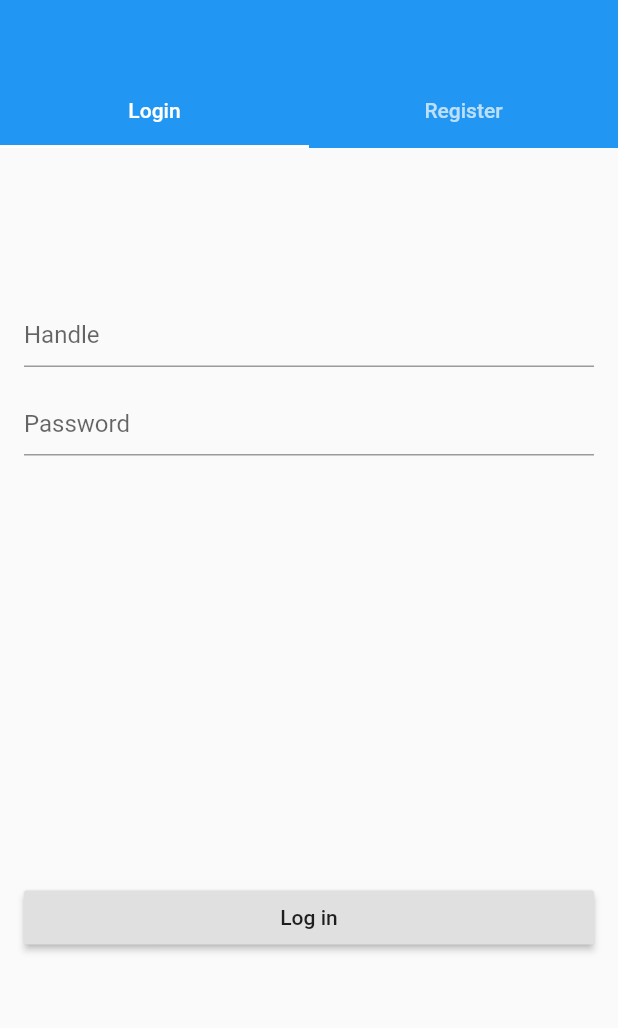
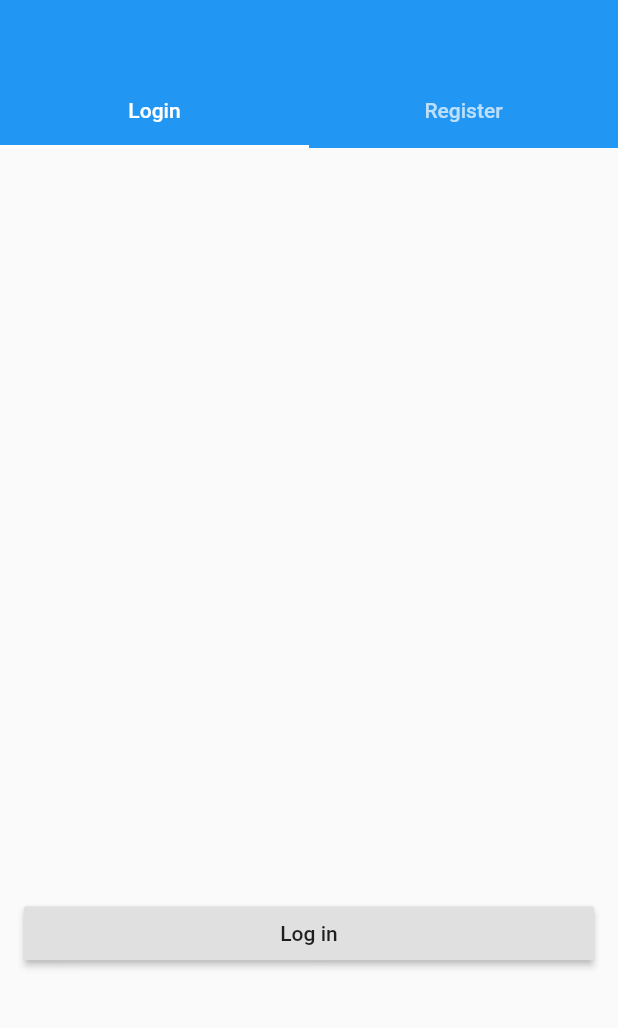
Before and after one commit to josiahsrc/cs340_flutter_tweeter_sample, a Flutter app: the screen it shows after launch, on a phone screen of 412 x 824 dp, the part 152-1180 px from its top. Run offline on Flutter 3.47's test engine with Material 2 defaults, Android fonts, the phone set to English and light mode, and no system bars; our stand-ins replace equatable.

Commit message:
cleaned up some ui

```diff
--- a/lib/model/domain/follow.dart
+++ b/lib/model/domain/follow.dart
@@ -1,6 +1,8 @@
 import 'package:equatable/equatable.dart';
+import 'package:flutter/material.dart';
 import 'package:tweeter/model/model.dart';
 
+@immutable
 class Follow extends Equatable {
   final User follower;
   final User followee;
--- a/lib/view/auth_page/auth_page.dart
+++ b/lib/view/auth_page/auth_page.dart
@@ -1,4 +1,5 @@
 import 'package:flutter/material.dart';
+import 'package:flutter/services.dart';
 
 import 'login.dart';
 import 'register.dart';
@@ -56,6 +57,8 @@ class AuthPage extends StatelessWidget {
 
     return PreferredSize(
       preferredSize: Size.fromHeight(200),
+      child: AnnotatedRegion<SystemUiOverlayStyle>(
+        value: SystemUiOverlayStyle.light,
         child: Material(
           color: theme.primaryColor,
           child: SafeArea(
@@ -65,6 +68,7 @@ class AuthPage extends StatelessWidget {
             ),
           ),
         ),
+      ),
     );
   }
 }
--- a/lib/view/auth_page/login.dart
+++ b/lib/view/auth_page/login.dart
@@ -32,23 +32,9 @@ class _LoginState extends State<Login> implements LoginView {
       );
     }
 
-    final handleTextField = TextFormField(
-      decoration: InputDecoration(
-        labelText: 'Handle',
-        alignLabelWithHint: true,
-      ),
-    );
-
-    final passwordTextField = TextFormField(
-      obscureText: true,
-      decoration: InputDecoration(
-        labelText: 'Password',
-        alignLabelWithHint: true,
-      ),
-    );
-
     final loginButton = RaisedButton(
-      // TODO: use data from the form.
+      // TODO:
+      // Use data from a login form to call the login function.
       onPressed: () => presenter.onLogIn(
         handle: 'johndoe',
         password: 'password',
@@ -56,15 +42,14 @@ class _LoginState extends State<Login> implements LoginView {
       child: Text('Log in'),
     );
 
+    // TODO:
+    // Actually display a login form here.
     return Padding(
       padding: const EdgeInsets.all(16.0),
       child: Column(
         crossAxisAlignment: CrossAxisAlignment.stretch,
         children: [
-          Spacer(flex: 1),
-          handleTextField,
-          passwordTextField,
-          Spacer(flex: 4),
+          Spacer(flex: 8),
           loginButton,
           Spacer(flex: 1),
         ],
```
Also changed, not shown: lib/view/main_page/main_page.dart (+13 -4 lines). Lines whose indentation alone changed are shown as unchanged.
